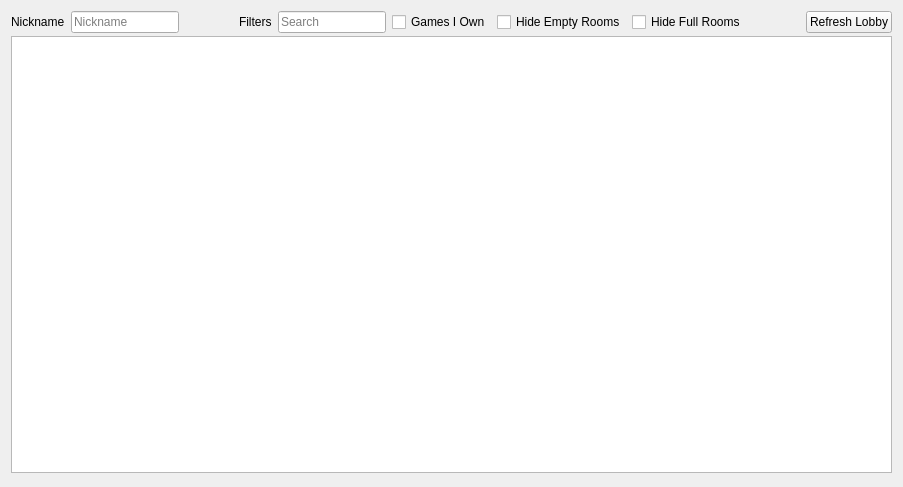
First picture: the form in src/phoenix/multiplayer/lobby.ui, repository Darkfiredoom/PhoenixEmu, before the edit.
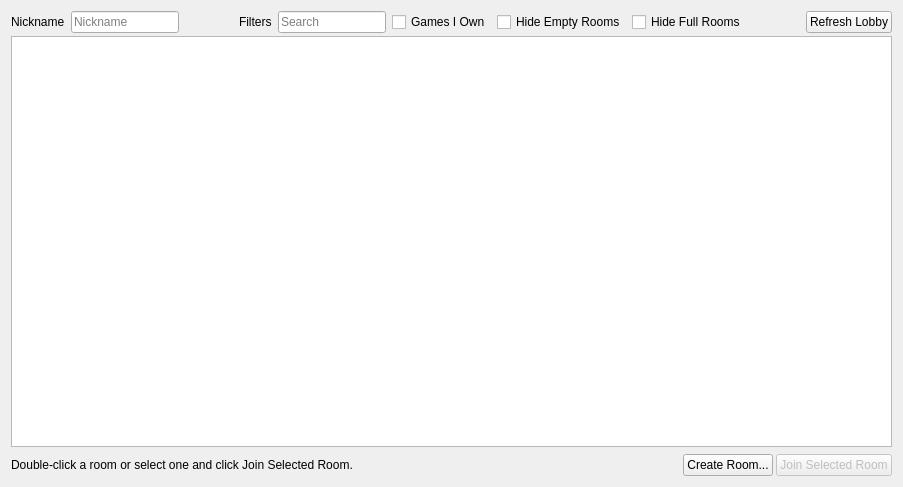
Second picture: the form after the edit.

```diff
--- a/src/phoenix/multiplayer/lobby.ui
+++ b/src/phoenix/multiplayer/lobby.ui
@@ -119,7 +119,48 @@
       <widget class="QTreeView" name="room_list"/>
      </item>
      <item>
-      <widget class="QWidget" name="widget" native="true"/>
+      <layout class="QHBoxLayout" name="bottom_bar_layout">
+       <property name="topMargin">
+        <number>4</number>
+       </property>
+       <item>
+        <widget class="QLabel" name="room_status_label">
+         <property name="text">
+          <string>Double-click a room or select one and click Join Selected Room.</string>
+         </property>
+        </widget>
+       </item>
+       <item>
+        <spacer name="bottom_spacer">
+         <property name="orientation">
+          <enum>Qt::Horizontal</enum>
+         </property>
+         <property name="sizeHint" stdset="0">
+          <size>
+           <width>40</width>
+           <height>20</height>
+          </size>
+         </property>
+        </spacer>
+       </item>
+       <item>
+        <widget class="QPushButton" name="create_room_btn">
+         <property name="text">
+          <string>Create Room...</string>
+         </property>
+        </widget>
+       </item>
+       <item>
+        <widget class="QPushButton" name="join_room_btn">
+         <property name="enabled">
+          <bool>false</bool>
+         </property>
+         <property name="text">
+          <string>Join Selected Room</string>
+         </property>
+        </widget>
+       </item>
+      </layout>
      </item>
     </layout>
    </item>
```
